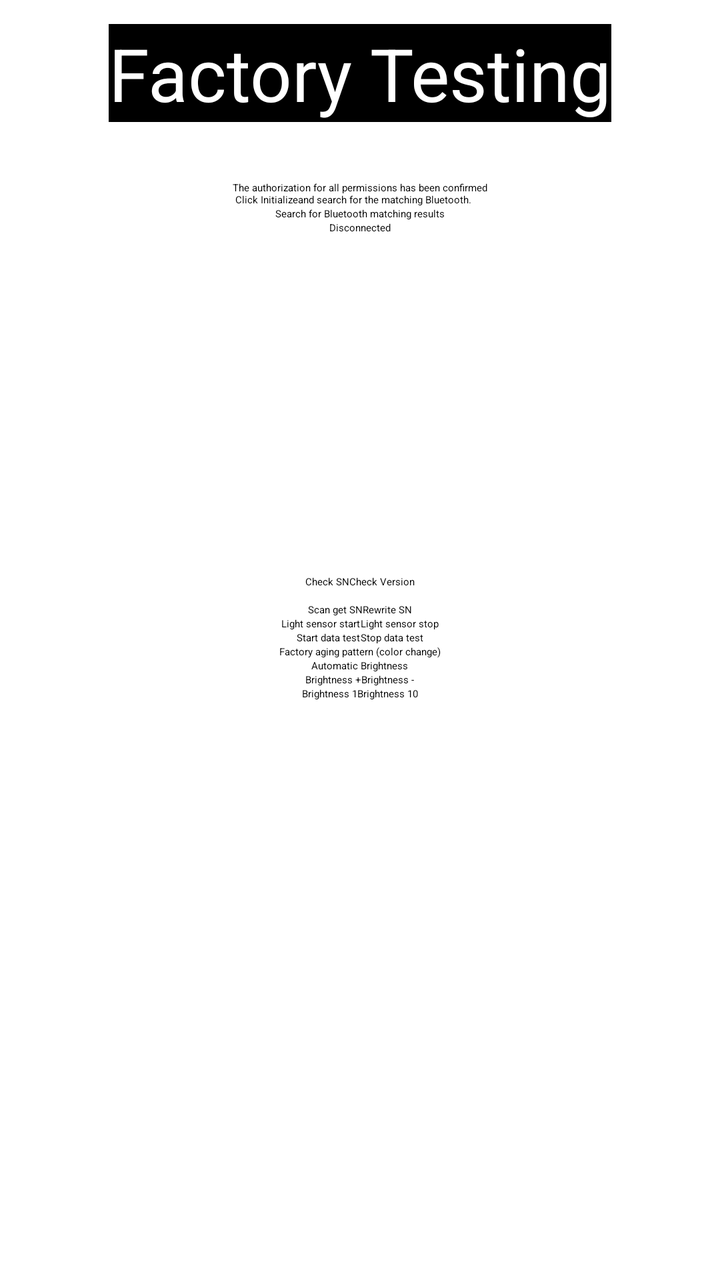
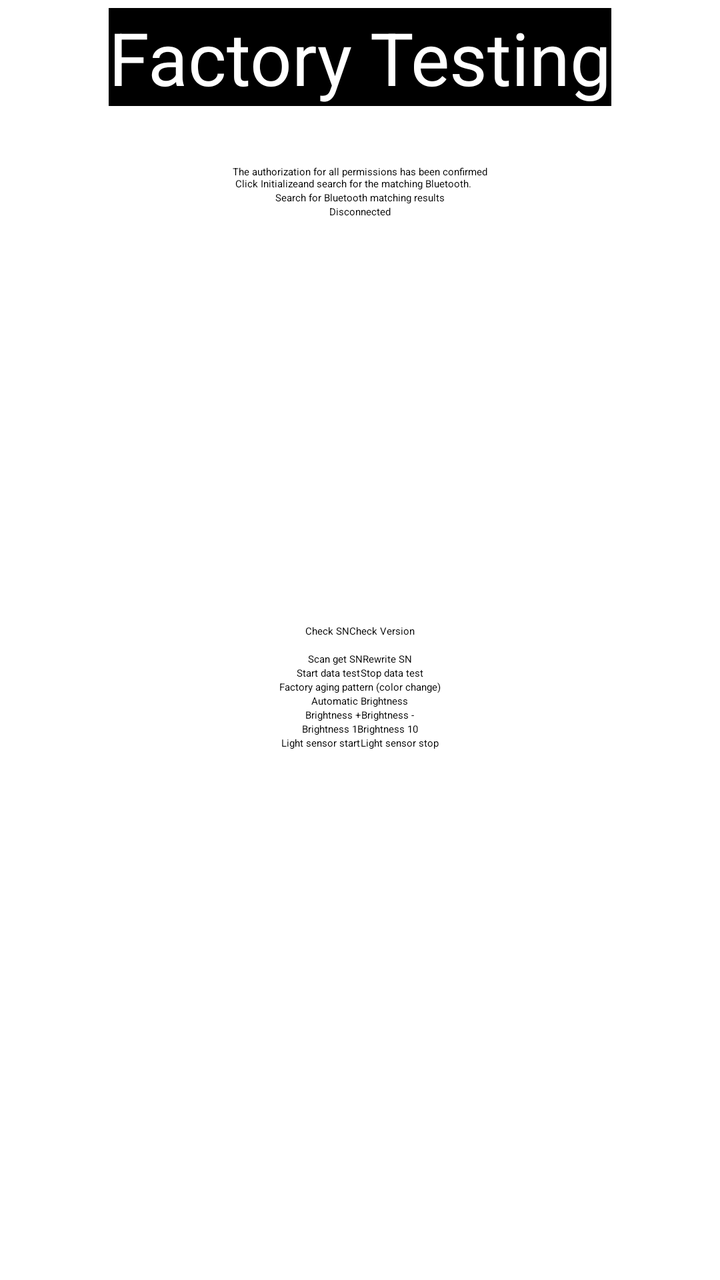

Screens rendered from an Android XML layout before and after an edit, with the pre-edit source and the edit as a unified diff.
<!-- AndroidManifest.xml: application theme NewBee.BaseImmersiveTheme -->
<!-- res/layout/activity_hud_factory.xml -->
<?xml version="1.0" encoding="utf-8"?>
<LinearLayout xmlns:android="http://schemas.android.com/apk/res/android"

    xmlns:app="http://schemas.android.com/apk/res-auto"
    xmlns:tools="http://schemas.android.com/tools"
    android:layout_width="match_parent"
    android:layout_height="match_parent"
    android:background="@color/white"
    android:gravity="center"
    android:id="@+id/ll_all"
    android:orientation="vertical">

    <TextView

        android:layout_width="wrap_content"
        android:layout_height="wrap_content"
        android:layout_gravity="center_horizontal"
        android:layout_marginTop="12dp"
        android:background="@color/black"
        android:text="@string/test_factory_testing"
        android:textColor="@color/white"
        android:textSize="110px" />

    <LinearLayout
        android:layout_width="wrap_content"
        android:layout_height="wrap_content"
        android:orientation="horizontal">

        <TextView
            android:id="@+id/tv_ble_name"
            android:layout_width="wrap_content"
            android:layout_height="wrap_content"
            android:background="@color/black"
            android:textColor="@color/white"
            android:textSize="66px" />

        <TextView
            android:id="@+id/tv_ble_connect_statu"
            android:layout_width="wrap_content"
            android:layout_height="wrap_content"
            android:background="@color/black"
            android:textColor="@color/white"
            android:textSize="66px" />
    </LinearLayout>





    <LinearLayout
        android:id="@+id/ll_bg_1"
        android:layout_width="wrap_content"
        android:layout_height="wrap_content"
        android:gravity="center"
        android:orientation="vertical">

        <Button
            android:id="@+id/bt_init"
            android:layout_width="wrap_content"
            android:layout_height="wrap_content"
            android:text="@string/main_init_ble" />

        <Button
            android:id="@+id/bt_search"
            android:layout_width="wrap_content"
            android:layout_height="wrap_content"
            android:text="@string/main_search_ble" />


    </LinearLayout>

    <LinearLayout
        android:id="@+id/ll_bg_2"
        android:layout_width="wrap_content"
        android:layout_height="wrap_content"
        android:gravity="center"
        android:orientation="vertical">

        <Button
            android:id="@+id/bt_ble_disconnect"
            android:layout_width="wrap_content"
            android:layout_height="wrap_content"
            android:text="@string/test_disconnected" />


    </LinearLayout>

    <ScrollView
        android:layout_width="match_parent"
        android:layout_height="match_parent">
        <include layout="@layout/activity_hud_factory_item"/>

    </ScrollView>

</LinearLayout>
<!-- res/layout/activity_hud_factory_item.xml (included above) -->
<?xml version="1.0" encoding="utf-8"?>
<LinearLayout xmlns:android="http://schemas.android.com/apk/res/android"


    android:layout_width="match_parent"
    android:layout_height="match_parent"

    android:gravity="center"
    android:orientation="vertical">

    <LinearLayout
        android:layout_width="match_parent"
        android:layout_height="wrap_content"
        android:gravity="center_horizontal"
        android:layout_marginTop="10px"
        android:layout_marginLeft="30px"
        android:layout_marginRight="30px"
        android:orientation="horizontal">

        <TextView
            android:layout_width="wrap_content"
            android:layout_height="wrap_content"
            android:textColor="@color/blue"
            android:text="@string/test_sn_check"
            android:textSize="66px" />

        <TextView
            android:id="@+id/tv_sn_check"
            android:layout_width="wrap_content"
            android:layout_height="wrap_content"
            android:textColor="@color/blue"
            android:textSize="66px" />


        <EditText
            android:id="@+id/et_sn_check"
            android:layout_width="match_parent"
            android:layout_height="wrap_content"
            android:layout_marginLeft="20px" />



    </LinearLayout>


    <LinearLayout
        android:layout_width="match_parent"
        android:layout_height="wrap_content"
        android:gravity="center_horizontal"
        android:layout_marginTop="10px"
        android:layout_marginLeft="30px"
        android:layout_marginRight="30px"
        android:orientation="horizontal">

        <TextView
            android:layout_width="wrap_content"
            android:layout_height="wrap_content"
            android:textColor="@color/blue"
            android:text="@string/test_version_check"
            android:textSize="66px" />

        <TextView
            android:id="@+id/tv_version_check"
            android:layout_width="wrap_content"
            android:layout_height="wrap_content"
            android:textColor="@color/blue"
            android:textSize="66px" />


        <EditText
            android:id="@+id/et_version_check"
            android:layout_width="match_parent"
            android:layout_height="wrap_content"
            android:layout_marginLeft="20px" />



    </LinearLayout>


    <LinearLayout
        android:layout_width="wrap_content"
        android:layout_height="wrap_content"
        android:gravity="center_horizontal"
        android:background="@color/black"
        android:layout_marginTop="10px"
        android:orientation="horizontal">

        <TextView
            android:id="@+id/tv_sn_def"
            android:layout_width="wrap_content"
            android:layout_height="wrap_content"
            android:textColor="@color/blue"
            android:textSize="100px" />

        <TextView
            android:id="@+id/tv_sn_other"
            android:layout_width="wrap_content"
            android:layout_height="wrap_content"
            android:textColor="@color/red"
            android:textSize="120px" />
    </LinearLayout>


    <TextView
        android:id="@+id/tv_ble_version"
        android:layout_width="wrap_content"
        android:layout_height="wrap_content"
        android:layout_marginTop="10px"
        android:background="@color/black"
        android:textColor="@color/blue"
        android:textSize="100px" />


    <LinearLayout
        android:layout_width="match_parent"
        android:layout_height="wrap_content"
        android:gravity="center_horizontal"
        android:orientation="horizontal">




        <Button
            android:id="@+id/bt_que_sn"
            android:layout_width="wrap_content"
            android:layout_height="wrap_content"
            android:text="@string/test_check_sn" />


        <Button
            android:id="@+id/bt_que_version"
            android:layout_width="wrap_content"
            android:layout_height="wrap_content"
            android:text="@string/test_check_version" />
    </LinearLayout>









    <EditText
        android:id="@+id/et_sn"
        android:layout_width="match_parent"
        android:layout_height="wrap_content"
        android:layout_marginLeft="88px"
        android:layout_marginRight="88px"/>

    <LinearLayout
        android:layout_width="match_parent"
        android:layout_height="wrap_content"
        android:gravity="center_horizontal"
        android:orientation="horizontal">




        <Button
            android:id="@+id/bt_to_scan"
            android:layout_width="wrap_content"
            android:layout_height="wrap_content"
            android:text="@string/test_scan_get_sn" />

        <Button
            android:id="@+id/bt_rewrite_sn"
            android:layout_width="wrap_content"
            android:layout_height="wrap_content"
            android:text="@string/test_rewrite_sn" />
    </LinearLayout>



    <LinearLayout
        android:layout_width="match_parent"
        android:layout_height="wrap_content"
        android:gravity="center_horizontal"
        android:orientation="horizontal">
        <Button
            android:id="@+id/bt_rg_test_start"
            android:layout_width="wrap_content"
            android:layout_height="wrap_content"
            android:text="@string/test_light_start" />

        <Button
            android:id="@+id/bt_rg_test_stop"
            android:layout_width="wrap_content"
            android:layout_height="wrap_content"
            android:text="@string/test_light_stop"  />

    </LinearLayout>




    <LinearLayout
        android:layout_width="match_parent"
        android:layout_height="wrap_content"
        android:gravity="center_horizontal"
        android:orientation="horizontal">
    <Button
        android:id="@+id/bt_start_test"
        android:layout_width="wrap_content"
        android:layout_height="wrap_content"
        android:text="@string/test_start_data_test" />

    <Button
        android:id="@+id/bt_stop_test"
        android:layout_width="wrap_content"
        android:layout_height="wrap_content"
        android:text="@string/test_stop_data_test"/>

    </LinearLayout>

    <Button
        android:id="@+id/bt_to_old_mold"
        android:layout_width="wrap_content"
        android:layout_height="wrap_content"
        android:text="@string/test_color_change" />
    <Button
        android:id="@+id/bt_bl_auto"
        android:layout_width="wrap_content"
        android:layout_height="wrap_content"
        android:text="@string/test_brightness_auto" />

    <LinearLayout
        android:layout_width="match_parent"
        android:layout_height="wrap_content"
        android:gravity="center_horizontal"
        android:orientation="horizontal">


        <Button
            android:id="@+id/bt_bl_add"
            android:layout_width="wrap_content"
            android:layout_height="wrap_content"
            android:text="@string/test_brightness_a" />

        <Button
            android:id="@+id/bt_bl_delect"
            android:layout_width="wrap_content"
            android:layout_height="wrap_content"
            android:text="@string/test_brightness_d"/>



    </LinearLayout>


    <LinearLayout
        android:layout_width="match_parent"
        android:layout_height="wrap_content"
        android:gravity="center_horizontal"
        android:orientation="horizontal">


        <Button
            android:id="@+id/bt_bl_1"
            android:layout_width="wrap_content"
            android:layout_height="wrap_content"
            android:text="@string/test_brightness_1" />

        <Button
            android:id="@+id/bt_bl_10"
            android:layout_width="wrap_content"
            android:layout_height="wrap_content"
            android:text="@string/test_brightness_10" />



    </LinearLayout>



</LinearLayout>
<!-- resources referenced by this layout -->
<resources>
  <color name="black">#FF000000</color>
  <color name="white">#FFFFFFFF</color>
  <string name="main_init_ble">
          The authorization for all permissions has been confirmed\n
          Click "Initialize" and search for the matching Bluetooth.</string>
  <string name="main_search_ble">Search for Bluetooth matching results</string>
  <string name="test_brightness_1">Brightness 1</string>
  <string name="test_brightness_10">Brightness 10</string>
  <string name="test_brightness_a">Brightness +</string>
  <string name="test_brightness_auto">Automatic Brightness</string>
  <string name="test_brightness_d">Brightness -</string>
  <string name="test_check_sn">Check SN</string>
  <string name="test_check_version">Check Version</string>
  <string name="test_color_change">Factory aging pattern (color change)</string>
  <string name="test_disconnected">Disconnected</string>
  <string name="test_factory_testing">Factory Testing</string>
  <string name="test_light_start">Light sensor start</string>
  <string name="test_light_stop">Light sensor stop</string>
  <string name="test_rewrite_sn">Rewrite SN</string>
  <string name="test_scan_get_sn">Scan get SN</string>
  <string name="test_sn_check">SN check string : </string>
  <string name="test_start_data_test">Start data test</string>
  <string name="test_stop_data_test">Stop data test</string>
  <string name="test_version_check">Version check string : </string>
</resources>

<!-- the commit's change to res/layout/activity_hud_factory.xml (unified diff, before → after) -->
@@ -15,7 +15,7 @@
         android:layout_width="wrap_content"
         android:layout_height="wrap_content"
         android:layout_gravity="center_horizontal"
-        android:layout_marginTop="12dp"
+        android:layout_marginTop="12px"
         android:background="@color/black"
         android:text="@string/test_factory_testing"
         android:textColor="@color/white"
@@ -104,6 +104,8 @@
     android:gravity="center"
     android:orientation="vertical">
 
+
+
     <LinearLayout
         android:layout_width="match_parent"
         android:layout_height="wrap_content"
@@ -117,6 +119,41 @@
             android:layout_width="wrap_content"
             android:layout_height="wrap_content"
             android:textColor="@color/blue"
+            android:text="@string/test_device_check"
+            android:textSize="66px" />
+
+        <TextView
+            android:id="@+id/tv_device_check"
+            android:layout_width="wrap_content"
+            android:layout_height="wrap_content"
+            android:textColor="@color/blue"
+            android:textSize="66px" />
+
+
+        <EditText
+            android:id="@+id/et_device_check"
+            android:layout_width="match_parent"
+            android:layout_height="wrap_content"
+            android:layout_marginLeft="20px" />
+
+
+
+    </LinearLayout>
+
+
+    <LinearLayout
+        android:layout_width="match_parent"
+        android:layout_height="wrap_content"
+        android:gravity="center_horizontal"
+        android:layout_marginTop="10px"
+        android:layout_marginLeft="30px"
+        android:layout_marginRight="30px"
+        android:orientation="horizontal">
+
+        <TextView
+            android:layout_width="wrap_content"
+            android:layout_height="wrap_content"
+            android:textColor="@color/blue"
             android:text="@string/test_sn_check"
             android:textSize="66px" />
 
@@ -137,6 +174,9 @@
 
 
     </LinearLayout>
+
+
+
 
 
     <LinearLayout
@@ -270,24 +310,7 @@
 
 
 
-    <LinearLayout
-        android:layout_width="match_parent"
-        android:layout_height="wrap_content"
-        android:gravity="center_horizontal"
-        android:orientation="horizontal">
-        <Button
-            android:id="@+id/bt_rg_test_start"
-            android:layout_width="wrap_content"
-            android:layout_height="wrap_content"
-            android:text="@string/test_light_start" />
-
-        <Button
-            android:id="@+id/bt_rg_test_stop"
-            android:layout_width="wrap_content"
-            android:layout_height="wrap_content"
-            android:text="@string/test_light_stop"  />
-
-    </LinearLayout>
+
 
 
 
@@ -371,4 +394,23 @@
 
 
 
+    <LinearLayout
+        android:layout_width="match_parent"
+        android:layout_height="wrap_content"
+        android:gravity="center_horizontal"
+        android:orientation="horizontal">
+        <Button
+            android:id="@+id/bt_rg_test_start"
+            android:layout_width="wrap_content"
+            android:layout_height="wrap_content"
+            android:text="@string/test_light_start" />
+
+        <Button
+            android:id="@+id/bt_rg_test_stop"
+            android:layout_width="wrap_content"
+            android:layout_height="wrap_content"
+            android:text="@string/test_light_stop"  />
+
+    </LinearLayout>
+
 </LinearLayout>
<!-- resource entries referenced after the edit -->
@@ -14,6 +14,7 @@
   <string name="test_check_sn">Check SN</string>
   <string name="test_check_version">Check Version</string>
   <string name="test_color_change">Factory aging pattern (color change)</string>
+  <string name="test_device_check">Device check string : </string>
   <string name="test_disconnected">Disconnected</string>
   <string name="test_factory_testing">Factory Testing</string>
   <string name="test_light_start">Light sensor start</string>
